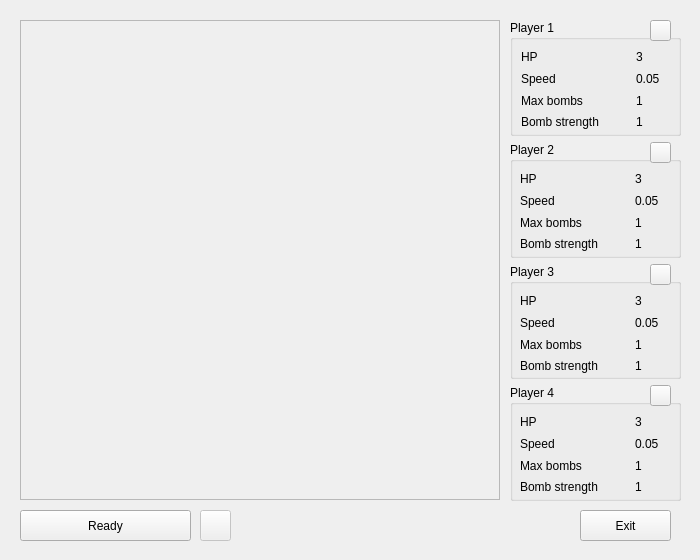
First picture: the form in Game/skproject/game.ui, repository HelenaMaslowska/bombs-online, before the edit.
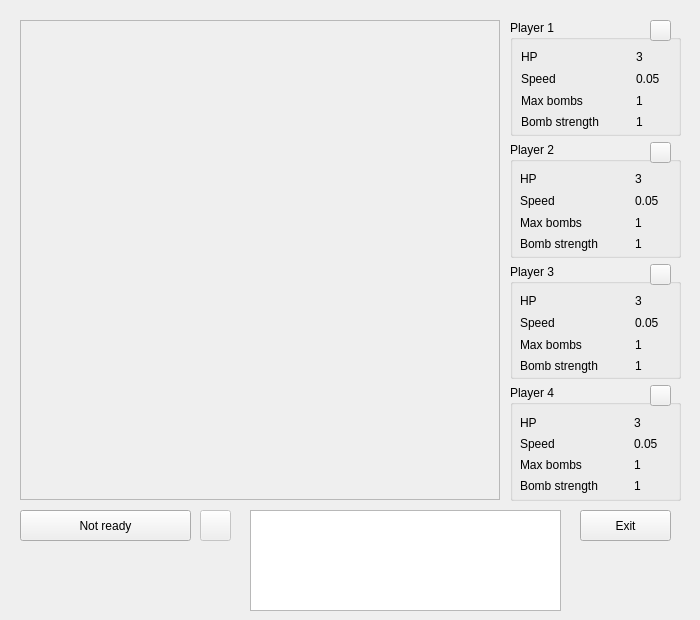
Second picture: the form after the edit.

Commit message: service game log function

The edit to the form file:
```diff
--- a/Game/skproject/game.ui
+++ b/Game/skproject/game.ui
@@ -7,7 +7,7 @@
     <x>0</x>
     <y>0</y>
     <width>700</width>
-    <height>560</height>
+    <height>620</height>
    </rect>
   </property>
   <property name="minimumSize">
@@ -351,13 +351,19 @@
        </property>
        <layout class="QHBoxLayout" name="p1_4" stretch="6,2">
         <property name="spacing">
-         <number>6</number>
+         <number>2</number>
+        </property>
+        <property name="sizeConstraint">
+         <enum>QLayout::SetMinimumSize</enum>
         </property>
         <property name="leftMargin">
          <number>0</number>
         </property>
         <item>
          <layout class="QVBoxLayout" name="verticalLayout_7">
+          <property name="spacing">
+           <number>3</number>
+          </property>
           <item>
            <widget class="QLabel" name="label_12">
             <property name="text">
@@ -390,6 +396,9 @@
         </item>
         <item>
          <layout class="QVBoxLayout" name="verticalLayout_8">
+          <property name="spacing">
+           <number>3</number>
+          </property>
           <item>
            <widget class="QLabel" name="HP_4">
             <property name="text">
@@ -471,7 +480,7 @@
     </rect>
    </property>
    <property name="text">
-    <string>Ready</string>
+    <string>Not ready</string>
    </property>
   </widget>
   <widget class="QPushButton" name="readyColor">
@@ -509,6 +518,16 @@
     <string>Exit</string>
    </property>
   </widget>
+  <widget class="QTextEdit" name="console">
+   <property name="geometry">
+    <rect>
+     <x>250</x>
+     <y>510</y>
+     <width>311</width>
+     <height>101</height>
+    </rect>
+   </property>
+  </widget>
  </widget>
  <resources/>
  <connections/>
```
Left out of the diff: 9 changed lines with no effect on the pictures. The commit also changes 3 other files.
